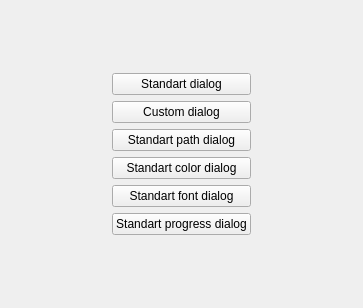
Qt form Qt-Widgets-Examples/QDialog-Example/src/view/ui/MainWindow.ui (STyulenev/Qt-CPP-Examples) before a commit.
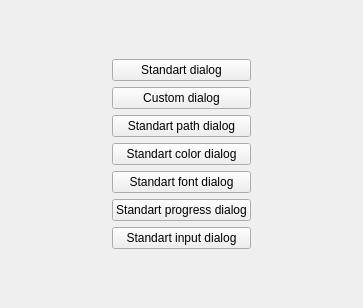
The same form after that commit.

Commit message: Added QInputDialog example

The edit to the form file:
```diff
--- a/Qt-Widgets-Examples/QDialog-Example/src/view/ui/MainWindow.ui
+++ b/Qt-Widgets-Examples/QDialog-Example/src/view/ui/MainWindow.ui
@@ -85,6 +85,13 @@
         </property>
        </widget>
       </item>
+      <item>
+       <widget class="QPushButton" name="standartInputDialogButton">
+        <property name="text">
+         <string>Standart input dialog</string>
+        </property>
+       </widget>
+      </item>
      </layout>
     </item>
     <item row="1" column="3">
```
The commit also changes 3 other files.
